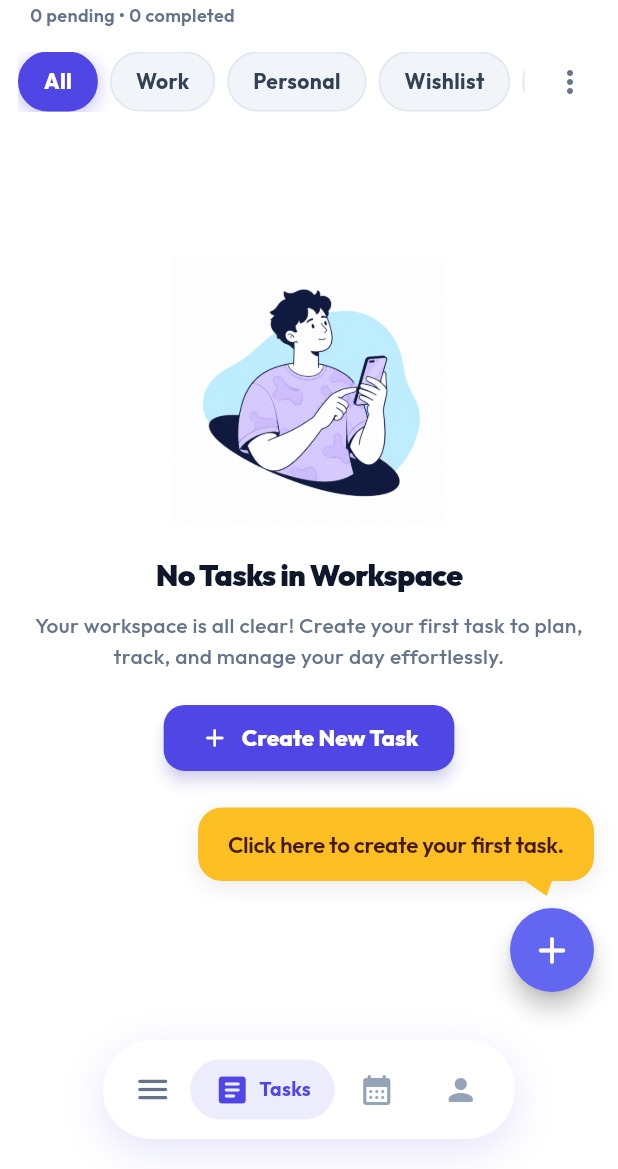
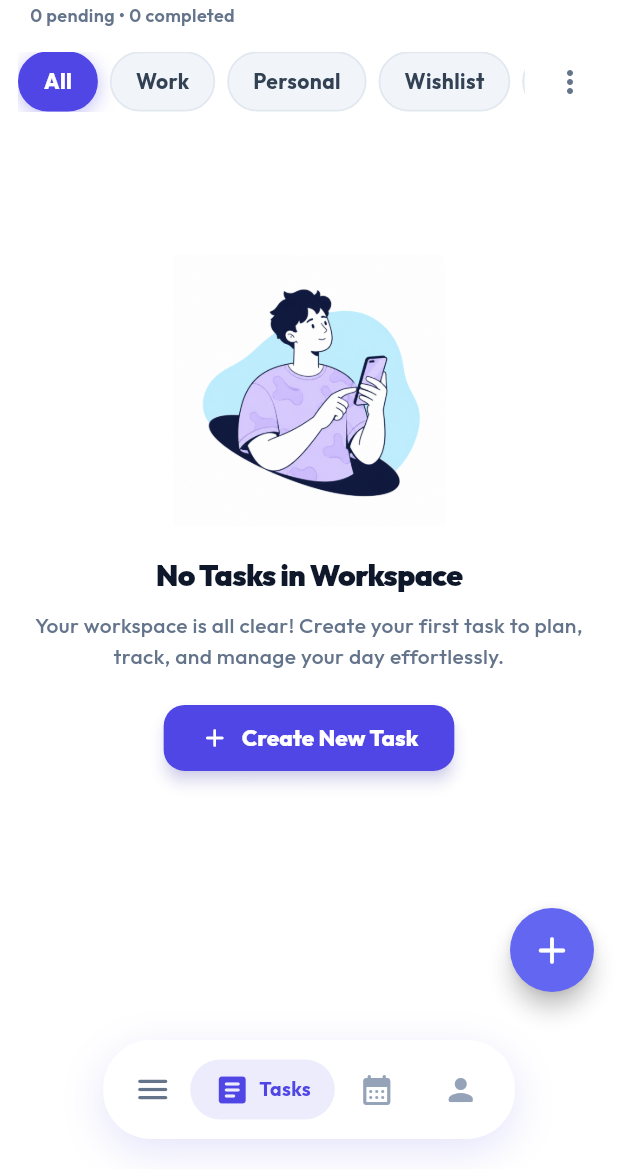
Before and after one commit to rbcimportandexport/task-master-web, a Flutter app: the screen it shows once a user with an empty profile is signed in, after a tap on "CONTINUE", on a phone screen of 412 x 824 dp, the part 67-1236 px from its top. Run offline on Flutter 3.47's test engine with Material 3 defaults, Android fonts, the phone set to English and light mode, and no system bars; our stand-ins replace cloud_firestore, csv, firebase_auth, firebase_core, firebase_messaging, flutter_local_notifications and 7 more; missing offline and left inert: dart:html, dart:js_interop; accounts and stored records are empty.

Commit message:
fix: remove intrusive and persistent speech bubble tooltip from tasks screen

```diff
--- a/lib/screens/tasks_screen.dart
+++ b/lib/screens/tasks_screen.dart
@@ -6,7 +6,6 @@ import '../models/task.dart';
 import '../models/category.dart';
 import '../theme/app_theme.dart';
 import '../widgets/custom_illustrations.dart';
-import '../widgets/speech_bubble_tooltip.dart';
 import '../widgets/pie_progress_indicator.dart';
 import '../widgets/task_add_sheet.dart';
 import '../widgets/task_coachmark_overlay.dart';
@@ -994,16 +993,6 @@ class _TasksScreenState extends State<TasksScreen> {
             setState(() => _showCoachmark = false);
           },
         ),
-
-      if (tasks.isEmpty && isAll && !isDesktop)
-        Positioned(
-          bottom: 96,
-          right: 16,
-          child: SpeechBubbleTooltip(
-            text: 'Click here to create your first task.',
-            onTap: () => _openAddTaskModal(context),
-          ),
-        ),
     ],              // closes Stack children
   ),                // closes Stack
 ),                  // closes SafeArea
```
